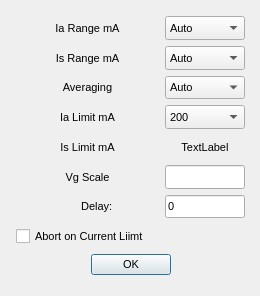
The window that src/options_dialog.ui (skullandbones/uTmax) describes before a commit, drawn with Qt 5.
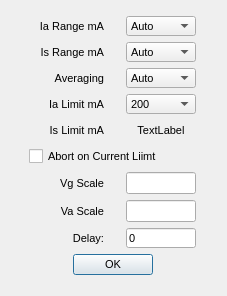
The same window after the commit.

Patch:
```diff
--- a/src/options_dialog.ui
+++ b/src/options_dialog.ui
@@ -6,7 +6,7 @@
    <rect>
     <x>0</x>
     <y>0</y>
-    <width>260</width>
+    <width>227</width>
     <height>296</height>
    </rect>
   </property>
@@ -21,13 +21,13 @@
   <widget class="QWidget" name="gridLayoutWidget">
    <property name="geometry">
     <rect>
-     <x>10</x>
+     <x>7</x>
      <y>10</y>
-     <width>241</width>
+     <width>211</width>
      <height>271</height>
     </rect>
    </property>
-   <layout class="QGridLayout" name="gridLayout" rowstretch="0,0,0,0,0,0,0,0,0,0,0,0,0,0" columnstretch="0,0" rowminimumheight="0,0,0,0,0,0,0,0,0,0,0,0,0,0">
+   <layout class="QGridLayout" name="gridLayout" rowstretch="0,0,0,0,0,0,0,0,0,0,0,0,0,0,0,0" columnstretch="0,0" rowminimumheight="0,0,0,0,0,0,0,0,0,0,0,0,0,0,0,0">
     <property name="leftMargin">
      <number>6</number>
     </property>
@@ -40,42 +40,122 @@
     <property name="bottomMargin">
      <number>6</number>
     </property>
-    <item row="5" column="0">
+    <item row="6" column="1">
+     <widget class="QLineEdit" name="VgScaleText">
+      <property name="sizePolicy">
+       <sizepolicy hsizetype="Fixed" vsizetype="Fixed">
+        <horstretch>0</horstretch>
+        <verstretch>0</verstretch>
+       </sizepolicy>
+      </property>
+      <property name="maximumSize">
+       <size>
+        <width>70</width>
+        <height>40</height>
+       </size>
+      </property>
+     </widget>
+    </item>
+    <item row="8" column="0">
+     <widget class="QLabel" name="label_3">
+      <property name="sizePolicy">
+       <sizepolicy hsizetype="Expanding" vsizetype="Ignored">
+        <horstretch>0</horstretch>
+        <verstretch>0</verstretch>
+       </sizepolicy>
+      </property>
+      <property name="minimumSize">
+       <size>
+        <width>10</width>
+        <height>0</height>
+       </size>
+      </property>
+      <property name="maximumSize">
+       <size>
+        <width>75</width>
+        <height>40</height>
+       </size>
+      </property>
+      <property name="text">
+       <string>      Delay:</string>
+      </property>
+      <property name="alignment">
+       <set>Qt::AlignRight|Qt::AlignTrailing|Qt::AlignVCenter</set>
+      </property>
+     </widget>
+    </item>
+    <item row="8" column="1">
+     <widget class="QLineEdit" name="Delay">
+      <property name="sizePolicy">
+       <sizepolicy hsizetype="Ignored" vsizetype="Ignored">
+        <horstretch>0</horstretch>
+        <verstretch>0</verstretch>
+       </sizepolicy>
+      </property>
+      <property name="maximumSize">
+       <size>
+        <width>70</width>
+        <height>40</height>
+       </size>
+      </property>
+      <property name="text">
+       <string>0</string>
+      </property>
+     </widget>
+    </item>
+    <item row="6" column="0">
      <widget class="QLabel" name="label">
+      <property name="sizePolicy">
+       <sizepolicy hsizetype="Expanding" vsizetype="Preferred">
+        <horstretch>0</horstretch>
+        <verstretch>0</verstretch>
+       </sizepolicy>
+      </property>
+      <property name="minimumSize">
+       <size>
+        <width>10</width>
+        <height>0</height>
+       </size>
+      </property>
+      <property name="maximumSize">
+       <size>
+        <width>75</width>
+        <height>40</height>
+       </size>
+      </property>
       <property name="text">
        <string>Vg Scale</string>
       </property>
       <property name="alignment">
-       <set>Qt::AlignCenter</set>
+       <set>Qt::AlignRight|Qt::AlignTrailing|Qt::AlignVCenter</set>
       </property>
      </widget>
     </item>
-    <item row="5" column="1">
-     <widget class="QLineEdit" name="VgScaleText">
+    <item row="7" column="0">
+     <widget class="QLabel" name="label_7">
       <property name="sizePolicy">
-       <sizepolicy hsizetype="Fixed" vsizetype="Fixed">
+       <sizepolicy hsizetype="Expanding" vsizetype="Preferred">
         <horstretch>0</horstretch>
         <verstretch>0</verstretch>
        </sizepolicy>
       </property>
+      <property name="minimumSize">
+       <size>
+        <width>10</width>
+        <height>0</height>
+       </size>
+      </property>
       <property name="maximumSize">
        <size>
-        <width>80</width>
+        <width>75</width>
         <height>40</height>
        </size>
       </property>
-     </widget>
-    </item>
-    <item row="13" column="0" colspan="2">
-     <widget class="QDialogButtonBox" name="buttonBox">
-      <property name="orientation">
-       <enum>Qt::Horizontal</enum>
+      <property name="text">
+       <string>Va Scale</string>
       </property>
-      <property name="standardButtons">
-       <set>QDialogButtonBox::Ok</set>
-      </property>
-      <property name="centerButtons">
-       <bool>true</bool>
+      <property name="alignment">
+       <set>Qt::AlignRight|Qt::AlignTrailing|Qt::AlignVCenter</set>
       </property>
      </widget>
     </item>
@@ -89,7 +169,7 @@
       </property>
       <property name="maximumSize">
        <size>
-        <width>80</width>
+        <width>70</width>
         <height>40</height>
        </size>
       </property>
@@ -151,156 +231,124 @@
       </item>
      </widget>
     </item>
-    <item row="0" column="0">
-     <widget class="QLabel" name="label_4">
+    <item row="7" column="1">
+     <widget class="QLineEdit" name="VaScaleText">
       <property name="sizePolicy">
-       <sizepolicy hsizetype="Ignored" vsizetype="Ignored">
+       <sizepolicy hsizetype="Fixed" vsizetype="Fixed">
         <horstretch>0</horstretch>
         <verstretch>0</verstretch>
        </sizepolicy>
       </property>
-      <property name="minimumSize">
-       <size>
-        <width>100</width>
-        <height>0</height>
-       </size>
-      </property>
       <property name="maximumSize">
        <size>
-        <width>200</width>
-        <height>16777215</height>
+        <width>70</width>
+        <height>40</height>
        </size>
       </property>
-      <property name="text">
-       <string>Ia Range mA</string>
+     </widget>
+    </item>
+    <item row="15" column="0" colspan="2">
+     <widget class="QDialogButtonBox" name="buttonBox">
+      <property name="orientation">
+       <enum>Qt::Horizontal</enum>
       </property>
-      <property name="alignment">
-       <set>Qt::AlignCenter</set>
+      <property name="standardButtons">
+       <set>QDialogButtonBox::Ok</set>
+      </property>
+      <property name="centerButtons">
+       <bool>true</bool>
       </property>
      </widget>
     </item>
     <item row="4" column="0">
      <widget class="QLabel" name="label_8">
       <property name="sizePolicy">
-       <sizepolicy hsizetype="Ignored" vsizetype="Ignored">
+       <sizepolicy hsizetype="Expanding" vsizetype="Ignored">
         <horstretch>0</horstretch>
         <verstretch>0</verstretch>
        </sizepolicy>
       </property>
       <property name="minimumSize">
        <size>
-        <width>100</width>
+        <width>10</width>
         <height>0</height>
        </size>
       </property>
       <property name="maximumSize">
        <size>
-        <width>200</width>
-        <height>16777215</height>
+        <width>75</width>
+        <height>40</height>
        </size>
       </property>
       <property name="text">
        <string>Is Limit mA</string>
       </property>
       <property name="alignment">
-       <set>Qt::AlignCenter</set>
+       <set>Qt::AlignRight|Qt::AlignTrailing|Qt::AlignVCenter</set>
       </property>
      </widget>
     </item>
     <item row="3" column="0">
      <widget class="QLabel" name="label_5">
       <property name="sizePolicy">
-       <sizepolicy hsizetype="Ignored" vsizetype="Ignored">
+       <sizepolicy hsizetype="Expanding" vsizetype="Ignored">
         <horstretch>0</horstretch>
         <verstretch>0</verstretch>
        </sizepolicy>
       </property>
       <property name="minimumSize">
        <size>
-        <width>100</width>
+        <width>10</width>
         <height>0</height>
        </size>
       </property>
       <property name="maximumSize">
        <size>
-        <width>200</width>
-        <height>16777215</height>
+        <width>75</width>
+        <height>40</height>
        </size>
       </property>
       <property name="text">
        <string>Ia Limit mA</string>
       </property>
       <property name="alignment">
-       <set>Qt::AlignCenter</set>
+       <set>Qt::AlignRight|Qt::AlignTrailing|Qt::AlignVCenter</set>
       </property>
      </widget>
     </item>
-    <item row="0" column="1">
-     <widget class="QComboBox" name="IaRangeSel">
+    <item row="1" column="0">
+     <widget class="QLabel" name="label_6">
       <property name="sizePolicy">
-       <sizepolicy hsizetype="Ignored" vsizetype="Ignored">
+       <sizepolicy hsizetype="Expanding" vsizetype="Ignored">
         <horstretch>0</horstretch>
         <verstretch>0</verstretch>
        </sizepolicy>
       </property>
+      <property name="minimumSize">
+       <size>
+        <width>10</width>
+        <height>0</height>
+       </size>
+      </property>
       <property name="maximumSize">
        <size>
-        <width>80</width>
+        <width>75</width>
         <height>40</height>
        </size>
       </property>
-      <item>
-       <property name="text">
-        <string>Auto</string>
-       </property>
-      </item>
-      <item>
-       <property name="text">
-        <string>300</string>
-       </property>
-      </item>
-      <item>
-       <property name="text">
-        <string>150</string>
-       </property>
-      </item>
-      <item>
-       <property name="text">
-        <string>60</string>
-       </property>
-      </item>
-      <item>
-       <property name="text">
-        <string>30</string>
-       </property>
-      </item>
-      <item>
-       <property name="text">
-        <string>15</string>
-       </property>
-      </item>
-      <item>
-       <property name="text">
-        <string>6</string>
-       </property>
-      </item>
-      <item>
-       <property name="text">
-        <string>3</string>
-       </property>
-      </item>
-      <item>
-       <property name="text">
-        <string>1.5</string>
-       </property>
-      </item>
+      <property name="text">
+       <string>Is Range mA</string>
+      </property>
+      <property name="alignment">
+       <set>Qt::AlignRight|Qt::AlignTrailing|Qt::AlignVCenter</set>
+      </property>
      </widget>
     </item>
     <item row="4" column="1">
      <widget class="QLabel" name="IsLimit">
       <property name="maximumSize">
        <size>
-        <width>80</width>
+        <width>70</width>
         <height>40</height>
        </size>
       </property>
@@ -312,6 +360,95 @@
       </property>
      </widget>
     </item>
+    <item row="0" column="1">
+     <widget class="QComboBox" name="IaRangeSel">
+      <property name="sizePolicy">
+       <sizepolicy hsizetype="Ignored" vsizetype="Ignored">
+        <horstretch>0</horstretch>
+        <verstretch>0</verstretch>
+       </sizepolicy>
+      </property>
+      <property name="maximumSize">
+       <size>
+        <width>70</width>
+        <height>40</height>
+       </size>
+      </property>
+      <item>
+       <property name="text">
+        <string>Auto</string>
+       </property>
+      </item>
+      <item>
+       <property name="text">
+        <string>300</string>
+       </property>
+      </item>
+      <item>
+       <property name="text">
+        <string>150</string>
+       </property>
+      </item>
+      <item>
+       <property name="text">
+        <string>60</string>
+       </property>
+      </item>
+      <item>
+       <property name="text">
+        <string>30</string>
+       </property>
+      </item>
+      <item>
+       <property name="text">
+        <string>15</string>
+       </property>
+      </item>
+      <item>
+       <property name="text">
+        <string>6</string>
+       </property>
+      </item>
+      <item>
+       <property name="text">
+        <string>3</string>
+       </property>
+      </item>
+      <item>
+       <property name="text">
+        <string>1.5</string>
+       </property>
+      </item>
+     </widget>
+    </item>
+    <item row="0" column="0">
+     <widget class="QLabel" name="label_4">
+      <property name="sizePolicy">
+       <sizepolicy hsizetype="Expanding" vsizetype="Ignored">
+        <horstretch>0</horstretch>
+        <verstretch>0</verstretch>
+       </sizepolicy>
+      </property>
+      <property name="minimumSize">
+       <size>
+        <width>10</width>
+        <height>0</height>
+       </size>
+      </property>
+      <property name="maximumSize">
+       <size>
+        <width>75</width>
+        <height>40</height>
+       </size>
+      </property>
+      <property name="text">
+       <string>Ia Range mA</string>
+      </property>
+      <property name="alignment">
+       <set>Qt::AlignRight|Qt::AlignTrailing|Qt::AlignVCenter</set>
+      </property>
+     </widget>
+    </item>
     <item row="1" column="1">
      <widget class="QComboBox" name="IsRangeSel">
       <property name="sizePolicy">
@@ -322,7 +459,7 @@
       </property>
       <property name="maximumSize">
        <size>
-        <width>80</width>
+        <width>70</width>
         <height>40</height>
        </size>
       </property>
@@ -373,6 +510,34 @@
       </item>
      </widget>
     </item>
+    <item row="2" column="0">
+     <widget class="QLabel" name="label_2">
+      <property name="sizePolicy">
+       <sizepolicy hsizetype="Expanding" vsizetype="Ignored">
+        <horstretch>0</horstretch>
+        <verstretch>0</verstretch>
+       </sizepolicy>
+      </property>
+      <property name="minimumSize">
+       <size>
+        <width>10</width>
+        <height>0</height>
+       </size>
+      </property>
+      <property name="maximumSize">
+       <size>
+        <width>75</width>
+        <height>40</height>
+       </size>
+      </property>
+      <property name="text">
+       <string>Averaging</string>
+      </property>
+      <property name="alignment">
+       <set>Qt::AlignRight|Qt::AlignTrailing|Qt::AlignVCenter</set>
+      </property>
+     </widget>
+    </item>
     <item row="2" column="1">
      <widget class="QComboBox" name="AvgSel">
       <property name="sizePolicy">
@@ -383,7 +548,7 @@
       </property>
       <property name="maximumSize">
        <size>
-        <width>80</width>
+        <width>70</width>
         <height>40</height>
        </size>
       </property>
@@ -427,110 +592,7 @@
       </item>
      </widget>
     </item>
-    <item row="1" column="0">
-     <widget class="QLabel" name="label_6">
-      <property name="sizePolicy">
-       <sizepolicy hsizetype="Ignored" vsizetype="Ignored">
-        <horstretch>0</horstretch>
-        <verstretch>0</verstretch>
-       </sizepolicy>
-      </property>
-      <property name="minimumSize">
-       <size>
-        <width>100</width>
-        <height>0</height>
-       </size>
-      </property>
-      <property name="maximumSize">
-       <size>
-        <width>200</width>
-        <height>16777215</height>
-       </size>
-      </property>
-      <property name="text">
-       <string>Is Range mA</string>
-      </property>
-      <property name="alignment">
-       <set>Qt::AlignCenter</set>
-      </property>
-     </widget>
-    </item>
-    <item row="2" column="0">
-     <widget class="QLabel" name="label_2">
-      <property name="sizePolicy">
-       <sizepolicy hsizetype="Ignored" vsizetype="Ignored">
-        <horstretch>0</horstretch>
-        <verstretch>0</verstretch>
-       </sizepolicy>
-      </property>
-      <property name="minimumSize">
-       <size>
-        <width>100</width>
-        <height>0</height>
-       </size>
-      </property>
-      <property name="maximumSize">
-       <size>
-        <width>200</width>
-        <height>16777215</height>
-       </size>
-      </property>
-      <property name="text">
-       <string>Averaging</string>
-      </property>
-      <property name="alignment">
-       <set>Qt::AlignCenter</set>
-      </property>
-     </widget>
-    </item>
-    <item row="6" column="1">
-     <widget class="QLineEdit" name="Delay">
-      <property name="sizePolicy">
-       <sizepolicy hsizetype="Ignored" vsizetype="Ignored">
-        <horstretch>0</horstretch>
-        <verstretch>0</verstretch>
-       </sizepolicy>
-      </property>
-      <property name="maximumSize">
-       <size>
-        <width>80</width>
-        <height>40</height>
-       </size>
-      </property>
-      <property name="text">
-       <string>0</string>
-      </property>
-     </widget>
-    </item>
-    <item row="6" column="0">
-     <widget class="QLabel" name="label_3">
-      <property name="sizePolicy">
-       <sizepolicy hsizetype="Ignored" vsizetype="Ignored">
-        <horstretch>0</horstretch>
-        <verstretch>0</verstretch>
-       </sizepolicy>
-      </property>
-      <property name="minimumSize">
-       <size>
-        <width>100</width>
-        <height>0</height>
-       </size>
-      </property>
-      <property name="maximumSize">
-       <size>
-        <width>200</width>
-        <height>16777215</height>
-       </size>
-      </property>
-      <property name="text">
-       <string>      Delay:</string>
-      </property>
-      <property name="alignment">
-       <set>Qt::AlignCenter</set>
-      </property>
-     </widget>
-    </item>
-    <item row="12" column="0" colspan="2">
+    <item row="5" column="0" colspan="2">
      <widget class="QCheckBox" name="AbortOnLimit">
       <property name="sizePolicy">
        <sizepolicy hsizetype="Expanding" vsizetype="Preferred">
@@ -546,7 +608,7 @@
       </property>
       <property name="maximumSize">
        <size>
-        <width>500</width>
+        <width>150</width>
         <height>40</height>
        </size>
       </property>
```
